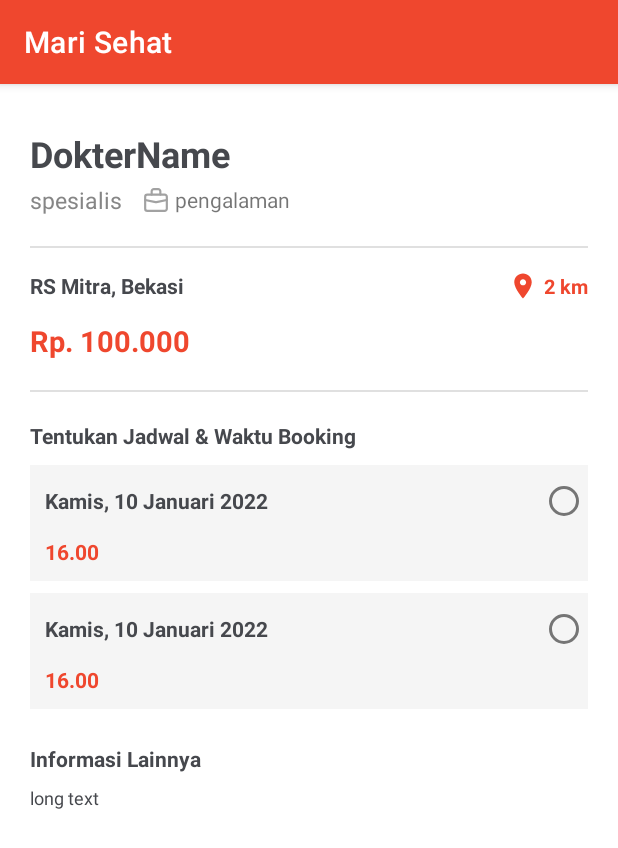
After one commit to rzlwbo1/Mari-Sehat-App, an Android app: the DetailDokter screen opened directly, with no data from a screen before it, on a phone screen of 412 x 824 dp. The commit adds this screen. Shown: the top 848 px of the screen. Run offline under Robolectric (Android 15) with nearby library versions, the phone set to English and light mode, and no system bars.

Commit message:
recyler view on click nad detail docter

```diff
--- /dev/null
+++ b/app/src/main/java/com/example/marisehat/DetailDokter.java
@@ -0,0 +1,22 @@
+package com.example.marisehat;
+
+import androidx.appcompat.app.AppCompatActivity;
+
+import android.os.Bundle;
+import android.widget.TextView;
+
+public class DetailDokter extends AppCompatActivity {
+
+    TextView dokName, date1, date2;
+
+    @Override
+    protected void onCreate(Bundle savedInstanceState) {
+        super.onCreate(savedInstanceState);
+        setContentView(R.layout.activity_detail_dokter);
+
+        String name = getIntent().getStringExtra("DOKTOR_NAME");
+        String date_1 = getIntent().getStringExtra("DATE1");
+        String date_2 = getIntent().getStringExtra("DATE2");
+
+    }
+}
--- /dev/null
+++ b/app/src/main/res/drawable/location.xml
@@ -0,0 +1,13 @@
+<vector xmlns:android="http://schemas.android.com/apk/res/android"
+    android:width="20dp"
+    android:height="20dp"
+    android:viewportWidth="20"
+    android:viewportHeight="20">
+  <group>
+    <clip-path
+        android:pathData="M0,0h20v20h-20z"/>
+    <path
+        android:pathData="M10,1.667C6.775,1.667 4.167,4.275 4.167,7.5C4.167,11.875 10,18.333 10,18.333C10,18.333 15.833,11.875 15.833,7.5C15.833,4.275 13.225,1.667 10,1.667ZM10,9.583C8.85,9.583 7.917,8.65 7.917,7.5C7.917,6.35 8.85,5.417 10,5.417C11.15,5.417 12.083,6.35 12.083,7.5C12.083,8.65 11.15,9.583 10,9.583Z"
+        android:fillColor="#EF472E"/>
+  </group>
+</vector>
--- /dev/null
+++ b/app/src/main/res/drawable/resource_case.xml
@@ -0,0 +1,31 @@
+<vector xmlns:android="http://schemas.android.com/apk/res/android"
+    android:width="17dp"
+    android:height="17dp"
+    android:viewportWidth="17"
+    android:viewportHeight="17">
+  <group>
+    <clip-path
+        android:pathData="M0,0h17v17h-17z"/>
+    <path
+        android:pathData="M1.417,6.375C1.417,5.593 2.051,4.958 2.833,4.958H14.167C14.949,4.958 15.583,5.593 15.583,6.375V14.167C15.583,14.949 14.949,15.583 14.167,15.583H2.833C2.051,15.583 1.417,14.949 1.417,14.167V6.375Z"
+        android:strokeLineJoin="round"
+        android:strokeWidth="1.41667"
+        android:fillColor="#00000000"
+        android:strokeColor="#A2A2A2"
+        android:strokeLineCap="round"/>
+    <path
+        android:pathData="M11.333,4.958V2.833C11.333,2.051 10.699,1.417 9.917,1.417H7.083C6.301,1.417 5.667,2.051 5.667,2.833V4.958"
+        android:strokeLineJoin="round"
+        android:strokeWidth="1.41667"
+        android:fillColor="#00000000"
+        android:strokeColor="#A2A2A2"
+        android:strokeLineCap="round"/>
+    <path
+        android:pathData="M15.583,8.5L8.778,9.861C8.594,9.898 8.406,9.898 8.222,9.861L1.417,8.5"
+        android:strokeLineJoin="round"
+        android:strokeWidth="1.41667"
+        android:fillColor="#00000000"
+        android:strokeColor="#A2A2A2"
+        android:strokeLineCap="round"/>
+  </group>
+</vector>
--- /dev/null
+++ b/app/src/main/res/layout/activity_detail_dokter.xml
@@ -0,0 +1,240 @@
+<?xml version="1.0" encoding="utf-8"?>
+<androidx.constraintlayout.widget.ConstraintLayout xmlns:android="http://schemas.android.com/apk/res/android"
+    xmlns:app="http://schemas.android.com/apk/res-auto"
+    xmlns:tools="http://schemas.android.com/tools"
+    android:layout_width="match_parent"
+    android:layout_height="match_parent"
+    android:layout_marginStart="20dp"
+    android:layout_marginEnd="20dp"
+    tools:context=".DetailDokter">
+
+
+    <LinearLayout
+        android:id="@+id/linearLayout4"
+        android:layout_width="match_parent"
+        android:layout_height="wrap_content"
+        android:layout_marginTop="30dp"
+        android:orientation="vertical"
+        app:layout_constraintEnd_toEndOf="parent"
+        app:layout_constraintHorizontal_bias="0.5"
+        app:layout_constraintStart_toStartOf="parent"
+        app:layout_constraintTop_toTopOf="parent">
+
+        <TextView
+            android:id="@+id/dokter_name_detail"
+            android:layout_width="match_parent"
+            android:layout_height="wrap_content"
+            android:text="DokterName"
+            android:textColor="@color/text"
+            android:textSize="24sp"
+            android:textStyle="bold" />
+
+        <LinearLayout
+            android:layout_width="match_parent"
+            android:layout_height="wrap_content"
+            android:layout_marginTop="4dp"
+            android:gravity="center|start"
+            android:orientation="horizontal">
+
+            <TextView
+                android:id="@+id/spesialisasi2"
+                android:layout_width="wrap_content"
+                android:layout_height="wrap_content"
+                android:layout_marginRight="14dp"
+                android:layout_weight="0"
+                android:text="spesialis"
+                android:textColor="@color/text_sec"
+                android:textSize="15sp" />
+
+            <ImageView
+                android:id="@+id/imageView3"
+                android:layout_width="wrap_content"
+                android:layout_height="wrap_content"
+                android:layout_marginRight="4dp"
+                android:layout_weight="0"
+                app:srcCompat="@drawable/resource_case" />
+
+            <TextView
+                android:id="@+id/experience"
+                android:layout_width="wrap_content"
+                android:layout_height="wrap_content"
+                android:layout_weight="0"
+                android:text="pengalaman" />
+        </LinearLayout>
+
+        <View
+            android:id="@+id/divider2"
+            android:layout_width="match_parent"
+            android:layout_height="1dp"
+            android:layout_marginTop="20dp"
+            android:background="?android:attr/listDivider" />
+
+    </LinearLayout>
+
+    <LinearLayout
+        android:id="@+id/linearLayout5"
+        android:layout_width="match_parent"
+        android:layout_height="wrap_content"
+        android:layout_marginTop="15dp"
+        android:gravity="center"
+        android:orientation="horizontal"
+        app:layout_constraintEnd_toEndOf="parent"
+        app:layout_constraintHorizontal_bias="0.5"
+        app:layout_constraintStart_toStartOf="parent"
+        app:layout_constraintTop_toBottomOf="@+id/linearLayout4">
+
+        <TextView
+            android:id="@+id/rs_name2"
+            android:layout_width="wrap_content"
+            android:layout_height="wrap_content"
+            android:layout_weight="1"
+            android:text="RS Mitra, Bekasi"
+            android:textColor="@color/text"
+            android:textSize="14sp"
+            android:textStyle="bold" />
+
+        <ImageView
+            android:id="@+id/imageView8"
+            android:layout_width="wrap_content"
+            android:layout_height="wrap_content"
+            android:layout_marginRight="4dp"
+            android:layout_weight="0"
+            app:srcCompat="@drawable/location" />
+
+        <TextView
+            android:id="@+id/distance"
+            android:layout_width="wrap_content"
+            android:layout_height="wrap_content"
+            android:layout_weight="0"
+            android:text="2 km"
+            android:textColor="@color/primary"
+            android:textSize="13sp"
+            android:textStyle="bold" />
+    </LinearLayout>
+
+    <TextView
+        android:id="@+id/price2"
+        android:layout_width="wrap_content"
+        android:layout_height="wrap_content"
+        android:layout_marginTop="13dp"
+        android:text="Rp. 100.000"
+        android:textColor="@color/primary"
+        android:textSize="19dp"
+        android:textStyle="bold"
+        app:layout_constraintEnd_toEndOf="parent"
+        app:layout_constraintHorizontal_bias="0.0"
+        app:layout_constraintStart_toStartOf="parent"
+        app:layout_constraintTop_toBottomOf="@+id/linearLayout5" />
+
+    <View
+        android:id="@+id/divider3"
+        android:layout_width="match_parent"
+        android:layout_height="1dp"
+        android:layout_marginTop="20dp"
+        android:background="?android:attr/listDivider"
+        app:layout_constraintTop_toBottomOf="@+id/price2"
+        tools:layout_editor_absoluteX="0dp" />
+
+    <TextView
+        android:id="@+id/textView23"
+        android:layout_width="wrap_content"
+        android:layout_height="wrap_content"
+        android:layout_marginTop="19dp"
+        android:text="@string/tentukan_jadwal_waktu_booking"
+        android:textColor="@color/text"
+        android:textSize="14sp"
+        android:textStyle="bold"
+        app:layout_constraintEnd_toEndOf="parent"
+        app:layout_constraintHorizontal_bias="0.0"
+        app:layout_constraintStart_toStartOf="parent"
+        app:layout_constraintTop_toBottomOf="@+id/divider3" />
+
+    <RadioGroup
+        android:id="@+id/radioGroup"
+        android:layout_width="match_parent"
+        android:layout_height="wrap_content"
+        android:layout_marginTop="10dp"
+        app:layout_constraintEnd_toEndOf="parent"
+        app:layout_constraintHorizontal_bias="0.0"
+        app:layout_constraintStart_toStartOf="parent"
+        app:layout_constraintTop_toBottomOf="@+id/textView23">
+
+        <RadioButton
+            android:id="@+id/tbDate1"
+            android:layout_width="match_parent"
+            android:layout_height="wrap_content"
+            android:background="@color/secondary"
+            android:layoutDirection="rtl"
+            android:padding="10dp"
+            android:text="Kamis, 10 Januari 2022"
+            android:textColor="@color/text"
+            android:textSize="14sp"
+            android:textStyle="bold" />
+
+        <TextView
+            android:id="@+id/rbTime1"
+            android:layout_width="match_parent"
+            android:layout_height="wrap_content"
+            android:background="@color/secondary"
+            android:paddingLeft="10dp"
+            android:paddingBottom="10dp"
+            android:text="16.00"
+            android:textColor="@color/primary"
+            android:textSize="14sp"
+            android:textStyle="bold" />
+
+
+        <RadioButton
+            android:id="@+id/tbDate2"
+            android:layout_width="match_parent"
+            android:layout_height="wrap_content"
+            android:layout_marginTop="8dp"
+            android:background="@color/secondary"
+            android:layoutDirection="rtl"
+            android:padding="10dp"
+            android:text="Kamis, 10 Januari 2022"
+            android:textColor="@color/text"
+            android:textSize="14sp"
+            android:textStyle="bold" />
+
+        <TextView
+            android:id="@+id/rbTime2"
+            android:layout_width="match_parent"
+            android:layout_height="wrap_content"
+            android:background="@color/secondary"
+            android:paddingLeft="10dp"
+            android:paddingBottom="10dp"
+            android:text="16.00"
+            android:textColor="@color/primary"
+            android:textSize="14sp"
+            android:textStyle="bold" />
+    </RadioGroup>
+
+    <TextView
+        android:id="@+id/textView24"
+        android:layout_width="wrap_content"
+        android:layout_height="wrap_content"
+        android:layout_marginTop="23dp"
+        android:text="@string/informasi_lainnya"
+        android:textColor="@color/text"
+        android:textSize="14sp"
+        android:textStyle="bold"
+        app:layout_constraintEnd_toEndOf="parent"
+        app:layout_constraintHorizontal_bias="0.0"
+        app:layout_constraintStart_toStartOf="parent"
+        app:layout_constraintTop_toBottomOf="@+id/radioGroup" />
+
+    <TextView
+        android:id="@+id/desc"
+        android:layout_width="wrap_content"
+        android:layout_height="wrap_content"
+        android:layout_marginTop="8dp"
+        android:text="long text"
+        android:textColor="@color/text"
+        android:textSize="12sp"
+        app:layout_constraintEnd_toEndOf="parent"
+        app:layout_constraintHorizontal_bias="0.0"
+        app:layout_constraintStart_toStartOf="parent"
+        app:layout_constraintTop_toBottomOf="@+id/textView24" />
+
+</androidx.constraintlayout.widget.ConstraintLayout>
--- a/app/src/main/res/values/themes.xml
+++ b/app/src/main/res/values/themes.xml
@@ -2,8 +2,8 @@
     <!-- Base application theme. -->
     <style name="Theme.MariSehat" parent="Theme.MaterialComponents.DayNight.DarkActionBar">
         <!-- Primary brand color. -->
-        <item name="colorPrimary">@color/purple_500</item>
-        <item name="colorPrimaryVariant">@color/purple_700</item>
+        <item name="colorPrimary">@color/primary</item>
+        <item name="colorPrimaryVariant">@color/primary_op</item>
         <item name="colorOnPrimary">@color/white</item>
         <!-- Secondary brand color. -->
         <item name="colorSecondary">@color/teal_200</item>
```
Also changed, not shown: app/src/main/AndroidManifest.xml (+8 -1 lines), app/src/main/java/com/example/marisehat/Dokter.java (+23 -3 lines), app/src/main/java/com/example/marisehat/DokterModel.java (+37 -1 lines), app/src/main/java/com/example/marisehat/DokterRecylerViewAdapter.java (+21 -5 lines), app/src/main/java/com/example/marisehat/RecylerViewInterface.java (added, +7 -0 lines), app/src/main/res/values/strings.xml (+65 -0 lines).
